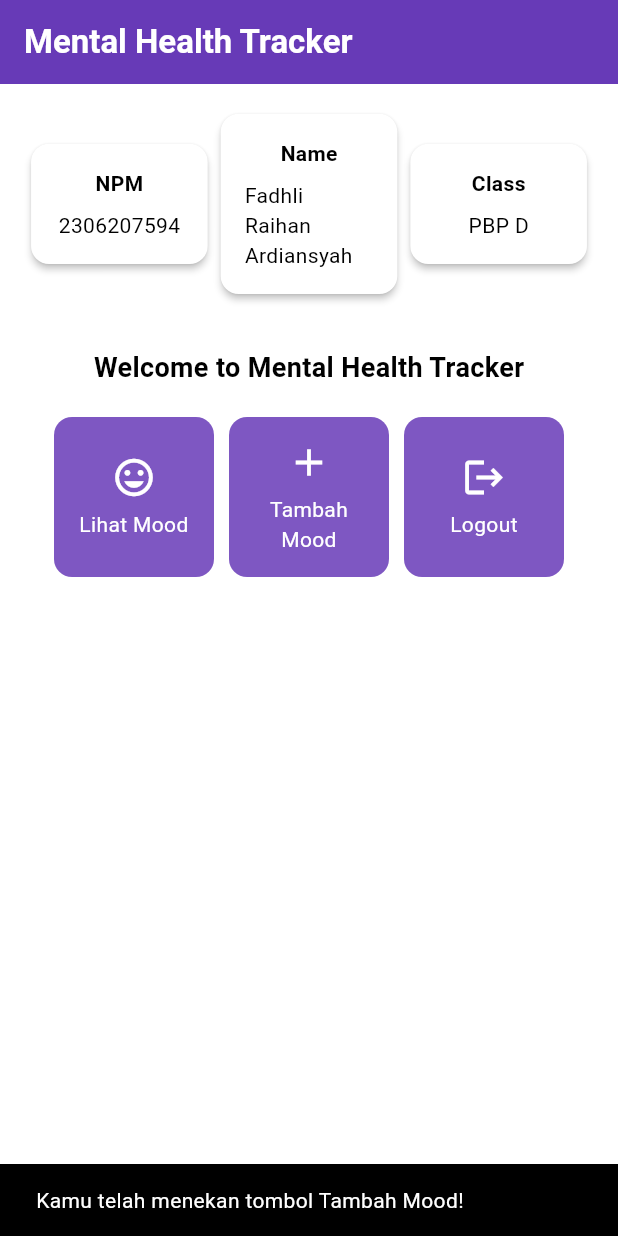
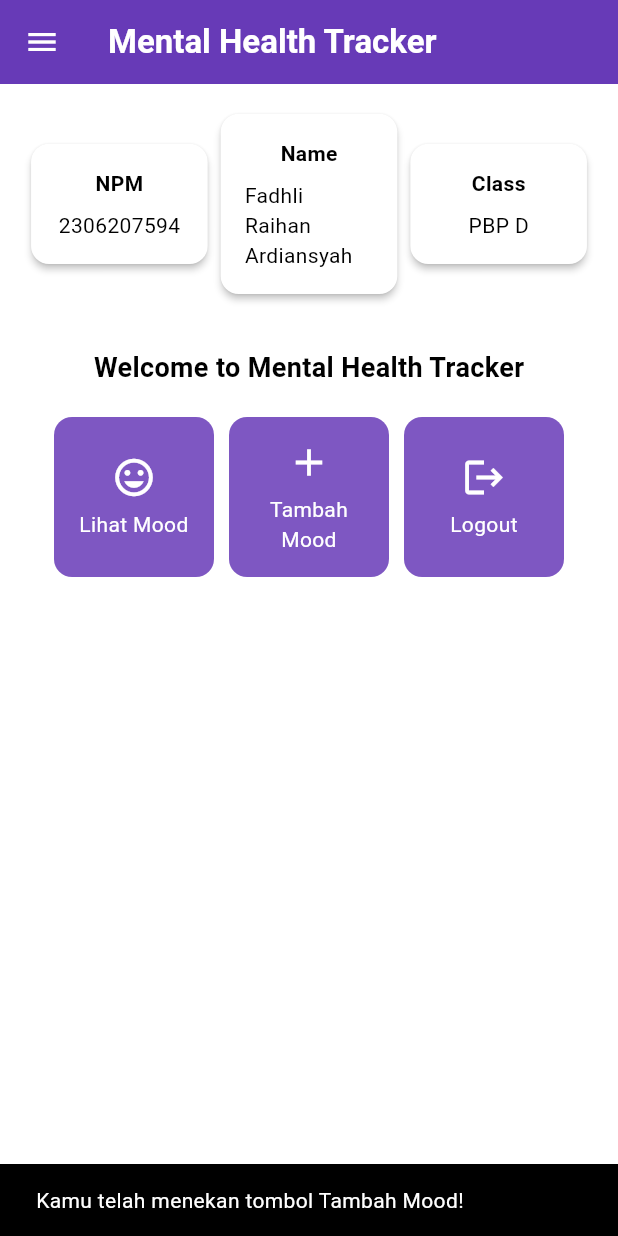
Before and after one commit to Bakuwan/mental-health-tracker-mobile, a Flutter app: the screen it shows after launch, after a tap on "Tambah Mood", on a phone screen of 412 x 824 dp. Run offline on Flutter 3.47's test engine with Material 3 defaults, Android fonts, the phone set to English and light mode, and no system bars.

Commit message:
Tutorial 7 PBP

```diff
--- a/lib/main.dart
+++ b/lib/main.dart
@@ -1,5 +1,5 @@
 import 'package:flutter/material.dart';
-import 'package:mental_health_tracker/menu.dart';
+import 'package:mental_health_tracker/screens/menu.dart';
 
 void main() {
   runApp(const MyApp());
--- a/lib/menu.dart
+++ b/lib/screens/menu.dart
@@ -1,5 +1,5 @@
 import 'package:flutter/material.dart';
-
+import 'package:mental_health_tracker/widgets/left_drawer.dart';
 class MyHomePage extends StatelessWidget {
     MyHomePage({super.key});
 
@@ -28,8 +28,10 @@ class MyHomePage extends StatelessWidget {
         ),
         // Warna latar belakang AppBar diambil dari skema warna tema aplikasi.
         backgroundColor: Theme.of(context).colorScheme.primary,
+        iconTheme: const IconThemeData(color: Colors.white),
       ),
       // Body halaman dengan padding di sekelilingnya.
+      drawer: const LeftDrawer(),
       body: Padding(
         padding: const EdgeInsets.all(16.0),
         // Menyusun widget secara vertikal dalam sebuah kolom.
--- /dev/null
+++ b/lib/widgets/left_drawer.dart
@@ -0,0 +1,71 @@
+import 'package:flutter/material.dart';
+import 'package:mental_health_tracker/screens/menu.dart';
+import 'package:mental_health_tracker/screens/moodentry_form.dart';
+
+class LeftDrawer extends StatelessWidget {
+  const LeftDrawer({super.key});
+
+  @override
+  Widget build(BuildContext context) {
+    return Drawer(
+      child: ListView(
+        children: [
+          DrawerHeader(
+            decoration: BoxDecoration(
+              color: Theme.of(context).colorScheme.primary,
+            ),
+            child: const Column(
+              children: [
+                Text(
+                  'Mental Health Tracker',
+                  textAlign: TextAlign.center,
+                  style: TextStyle(
+                    fontSize: 24,
+                    fontWeight: FontWeight.bold,
+                    color: Colors.white,
+                  ),
+                ),
+                Padding(padding: EdgeInsets.all(8)),
+                Text(
+                  "Ayo jaga kesehatan mentalmu setiap hari disini!",
+                  textAlign: TextAlign.center,
+                  style: TextStyle(
+                    fontSize: 15,
+                    color: Colors.white,
+                    fontWeight: FontWeight.normal,
+                  ),
+                ),
+              ],
+            ),
+          ),
+          ListTile(
+            leading: const Icon(Icons.home_outlined),
+            title: const Text('Halaman Utama'),
+            // Bagian redirection ke MyHomePage
+            onTap: () {
+              Navigator.pushReplacement(
+                context,
+                MaterialPageRoute(
+                  builder: (context) => MyHomePage(),
+                ),
+              );
+            },
+          ),
+          ListTile(
+            leading: const Icon(Icons.mood),
+            title: const Text('Tambah Mood'),
+            // Bagian redirection ke MoodEntryFormPage
+            onTap: () {
+              Navigator.pushReplacement(
+                context,
+                MaterialPageRoute(
+                  builder: (context) => const MoodEntryFormPage(),
+                ),
+              );
+            },
+          ),
+        ],
+      ),
+    );
+  }
+}
```
Also changed, not shown: lib/screens/moodentry_form.dart (added, +161 -0 lines), lib/widgets/mood_card.dart (added, +68 -0 lines).
